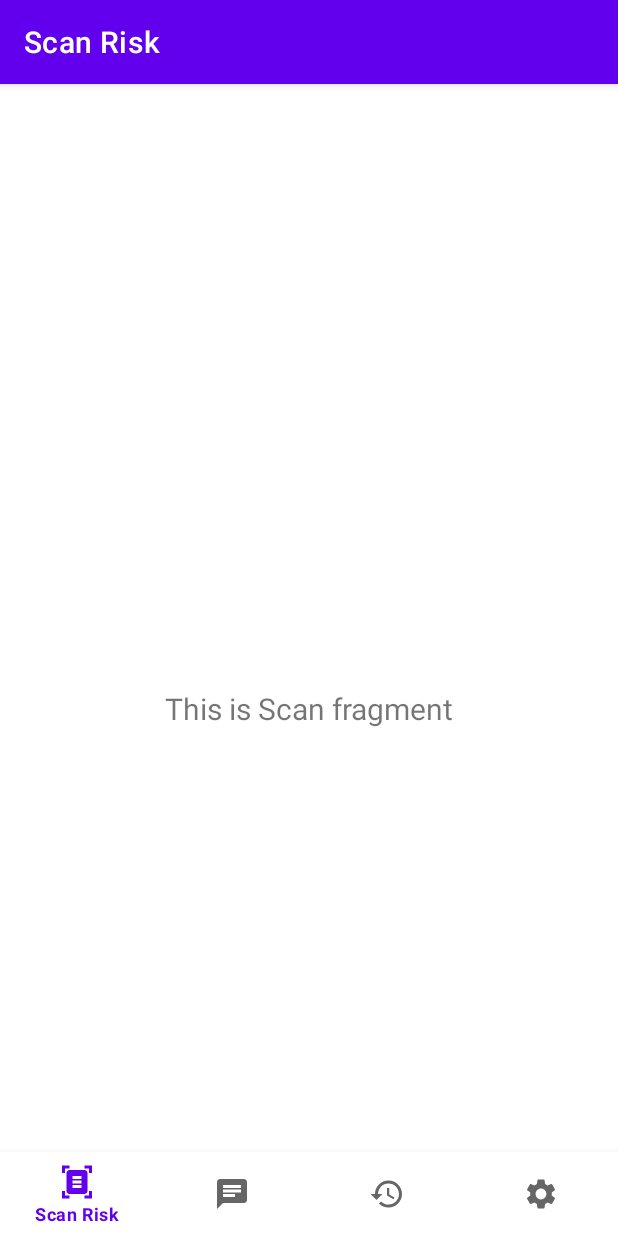
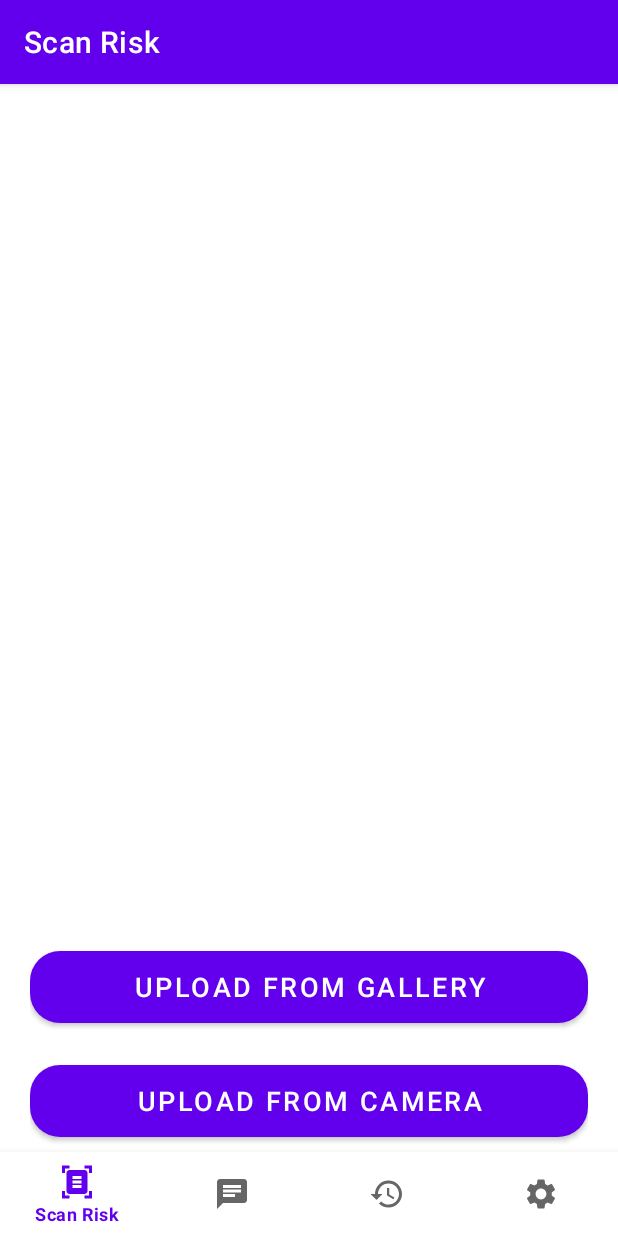
Before and after one commit to Ikannilaaa/NoReact, an Android app: the screen it shows after launch once a user with an empty profile is signed in (MainActivity), on a phone screen of 412 x 824 dp. Run offline under Robolectric (Android 15) with nearby library versions, the phone set to English and light mode, and no system bars; our stand-ins replace Firebase (no records; nobody signed in at launch, a user with empty details on screens opened directly), navigation-ui.

Commit message:
upload photo

```diff
--- a/app/src/main/java/com/example/noreact/ui/scan/ScanFragment.java
+++ b/app/src/main/java/com/example/noreact/ui/scan/ScanFragment.java
@@ -1,32 +1,100 @@
 package com.example.noreact.ui.scan;
 
+import android.Manifest;
+import android.content.Intent;
+import android.graphics.Bitmap;
+import android.graphics.BitmapFactory;
+import android.net.Uri;
 import android.os.Bundle;
+import android.provider.MediaStore;
 import android.view.LayoutInflater;
 import android.view.View;
 import android.view.ViewGroup;
-import android.widget.TextView;
-
+import android.widget.Button;
+import android.widget.ImageView;
+import android.widget.Toast;
+import androidx.activity.result.ActivityResultLauncher;
+import androidx.activity.result.contract.ActivityResultContracts;
 import androidx.annotation.NonNull;
 import androidx.fragment.app.Fragment;
 import androidx.lifecycle.ViewModelProvider;
-
+import com.example.noreact.R;
 import com.example.noreact.databinding.FragmentScanBinding;
+import java.io.FileNotFoundException;
+import java.io.InputStream;
 
 public class ScanFragment extends Fragment {
 
     private FragmentScanBinding binding;
+    private ActivityResultLauncher<Intent> galleryLauncher;
+    private ActivityResultLauncher<Intent> cameraLauncher;
+    private ActivityResultLauncher<String> permissionLauncher;
 
+    @Override
     public View onCreateView(@NonNull LayoutInflater inflater,
                              ViewGroup container, Bundle savedInstanceState) {
-        ScanViewModel dashboardViewModel =
-                new ViewModelProvider(this).get(ScanViewModel.class);
-
         binding = FragmentScanBinding.inflate(inflater, container, false);
         View root = binding.getRoot();
 
-        final TextView textView = binding.scan;
-        dashboardViewModel.getText().observe(getViewLifecycleOwner(), textView::setText);
+        ScanViewModel scanViewModel = new ViewModelProvider(this).get(ScanViewModel.class);
+
+        permissionLauncher = registerForActivityResult(
+                new ActivityResultContracts.RequestPermission(),
+                isGranted -> {
+                    if (isGranted) {
+                        openCamera();
+                    } else {
+                        Toast.makeText(getContext(), "Camera permission denied", Toast.LENGTH_SHORT).show();
+                    }
+                }
+        );
+
+        galleryLauncher = registerForActivityResult(
+                new ActivityResultContracts.StartActivityForResult(),
+                result -> {
+                    if (result.getData() != null && result.getData().getData() != null) {
+                        try {
+                            InputStream inputStream = requireContext().getContentResolver()
+                                    .openInputStream(result.getData().getData());
+                            Bitmap bitmap = BitmapFactory.decodeStream(inputStream);
+                            binding.imagePreview.setImageBitmap(bitmap);
+                            binding.imagePreview.setVisibility(View.VISIBLE);
+                        } catch (FileNotFoundException e) {
+                            e.printStackTrace();
+                        }
+                    }
+                }
+        );
+
+        cameraLauncher = registerForActivityResult(
+                new ActivityResultContracts.StartActivityForResult(),
+                result -> {
+                    if (result.getData() != null && result.getData().getExtras() != null) {
+                        Bitmap bitmap = (Bitmap) result.getData().getExtras().get("data");
+                        binding.imagePreview.setImageBitmap(bitmap);
+                        binding.imagePreview.setVisibility(View.VISIBLE);
+                    }
+                }
+        );
+
+        binding.galleryImg.setOnClickListener(v -> openGallery());
+        binding.cameraImg.setOnClickListener(v -> checkCameraPermission());
+
         return root;
+    }
+
+    private void openGallery() {
+        Intent intent = new Intent(Intent.ACTION_PICK, MediaStore.Images.Media.EXTERNAL_CONTENT_URI);
+        galleryLauncher.launch(intent);
+    }
+
+    private void checkCameraPermission() {
+        permissionLauncher.launch(Manifest.permission.CAMERA);
+    }
+
+    private void openCamera() {
+        Intent intent = new Intent(MediaStore.ACTION_IMAGE_CAPTURE);
+        cameraLauncher.launch(intent);
     }
 
     @Override
--- a/app/src/main/java/com/example/noreact/ui/scan/ScanViewModel.java
+++ b/app/src/main/java/com/example/noreact/ui/scan/ScanViewModel.java
@@ -6,14 +6,4 @@ import androidx.lifecycle.ViewModel;
 
 public class ScanViewModel extends ViewModel {
 
-    private final MutableLiveData<String> mText;
-
-    public ScanViewModel() {
-        mText = new MutableLiveData<>();
-        mText.setValue("This is Scan fragment");
-    }
-
-    public LiveData<String> getText() {
-        return mText;
-    }
 }
--- a/app/src/main/res/layout/fragment_scan.xml
+++ b/app/src/main/res/layout/fragment_scan.xml
@@ -1,22 +1,48 @@
 <?xml version="1.0" encoding="utf-8"?>
-<androidx.constraintlayout.widget.ConstraintLayout xmlns:android="http://schemas.android.com/apk/res/android"
+<LinearLayout xmlns:android="http://schemas.android.com/apk/res/android"
     xmlns:app="http://schemas.android.com/apk/res-auto"
     xmlns:tools="http://schemas.android.com/tools"
     android:layout_width="match_parent"
     android:layout_height="match_parent"
+    android:orientation="vertical"
+    android:padding="20dp"
     tools:context=".ui.scan.ScanFragment">
 
-    <TextView
-        android:id="@+id/scan"
+    <ImageView
+        android:id="@+id/image_preview"
+        android:layout_width="match_parent"
+        android:layout_height="0dp"
+        android:layout_weight="1"
+        android:scaleType="centerCrop"
+        android:contentDescription="Preview of selected image"
+        android:visibility="gone"/>
+
+    <Space
+        android:layout_width="match_parent"
+        android:layout_height="0dp"
+        android:layout_weight="0.1"/>
+
+    <LinearLayout
         android:layout_width="match_parent"
         android:layout_height="wrap_content"
-        android:layout_marginStart="8dp"
-        android:layout_marginTop="8dp"
-        android:layout_marginEnd="8dp"
-        android:textAlignment="center"
-        android:textSize="20sp"
-        app:layout_constraintBottom_toBottomOf="parent"
-        app:layout_constraintEnd_toEndOf="parent"
-        app:layout_constraintStart_toStartOf="parent"
-        app:layout_constraintTop_toTopOf="parent" />
-</androidx.constraintlayout.widget.ConstraintLayout>
+        android:orientation="vertical"
+        android:layout_marginBottom="40dp">
+
+        <Button
+            android:id="@+id/gallery_img"
+            android:layout_width="match_parent"
+            android:layout_height="60dp"
+            android:text="Upload from gallery"
+            android:textSize="18sp"
+            app:cornerRadius="20dp"/>
+
+        <Button
+            android:id="@+id/camera_img"
+            android:layout_width="match_parent"
+            android:layout_height="60dp"
+            android:layout_marginTop="16dp"
+            android:text="Upload from camera"
+            android:textSize="18sp"
+            app:cornerRadius="20dp"/>
+    </LinearLayout>
+</LinearLayout>
```
Also changed, not shown: app/src/main/AndroidManifest.xml (+10 -0 lines), app/src/main/res/drawable/img.png (added).
